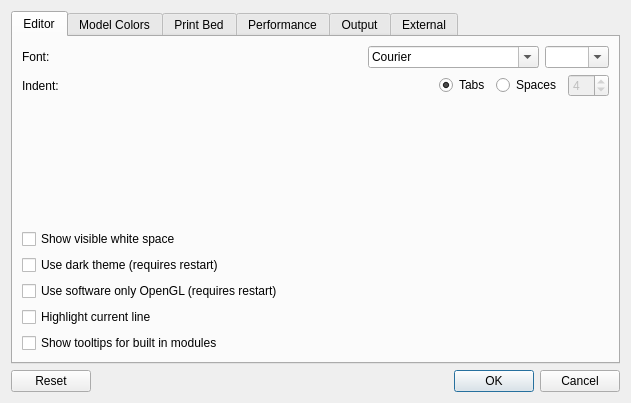
Above: gui/src/ui/preferences.ui from GilesBathgate/RapCAD before the change. Below: the same form after it.
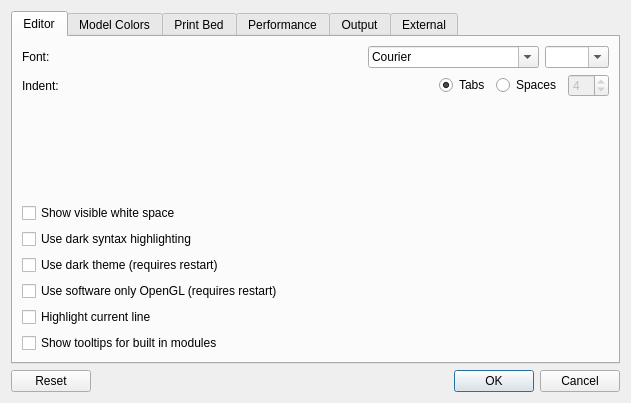
That is the form after the change.

Commit message: Separate syntax highlighting dark theme

Patch:
```diff
--- a/gui/src/ui/preferences.ui
+++ b/gui/src/ui/preferences.ui
@@ -153,6 +153,13 @@
            </property>
           </widget>
          </item>
+         <item>
+          <widget class="QCheckBox" name="darkSyntaxHighlightCheckBox">
+           <property name="text">
+            <string>Use dark syntax highlighting</string>
+           </property>
+          </widget>
+         </item>
          <item>
           <widget class="QCheckBox" name="darkThemeCheckBox">
            <property name="text">
```
The commit also changes 7 other files.
